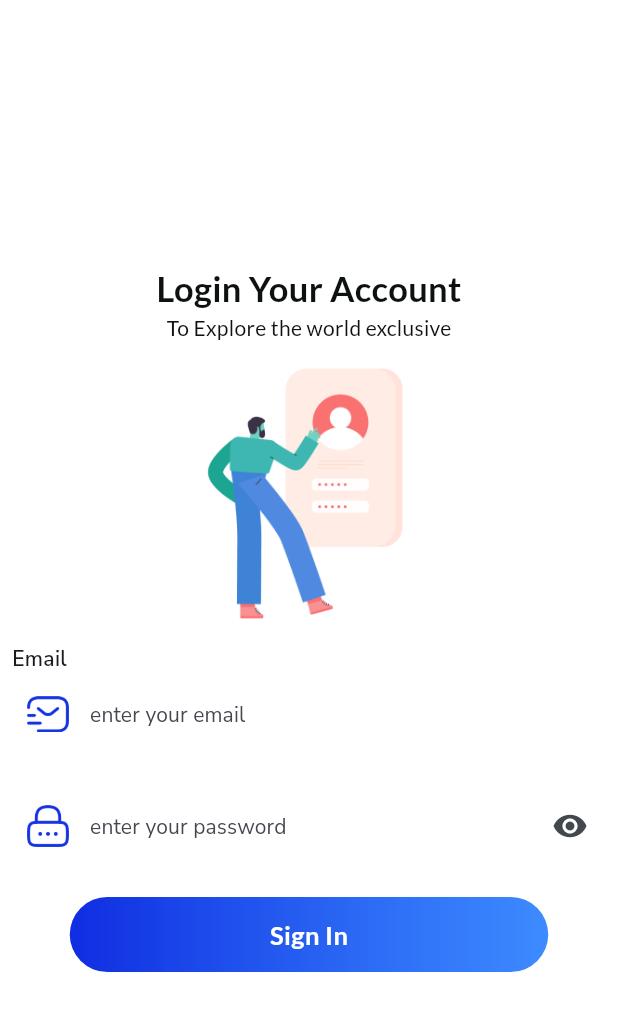
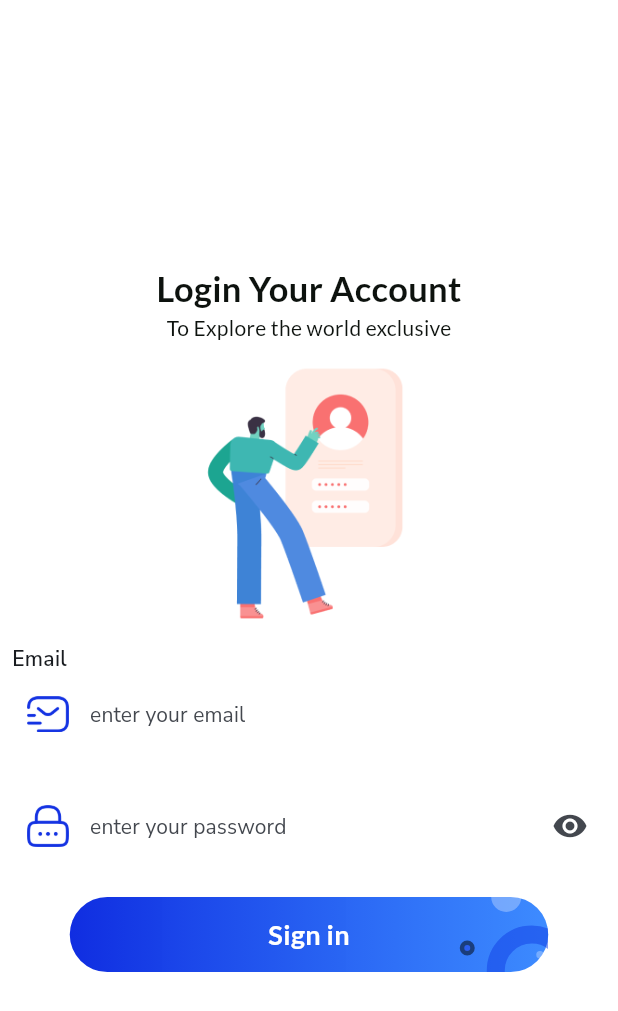
Before and after one commit to eldadmamo/flutter-ecommerce, a Flutter app: the screen it shows after launch, on a phone screen of 412 x 824 dp. Shown: the top 1011 px of the screen. Run offline on Flutter 3.47's test engine with Material 3 defaults, Android fonts, the phone set to English and light mode, and no system bars; our stand-ins replace google_fonts.

Commit message:
Advanced Button

```diff
--- a/frontend/lib/views/screens/authentication_screens/login_screen.dart
+++ b/frontend/lib/views/screens/authentication_screens/login_screen.dart
@@ -117,18 +117,89 @@
                       ],
                       ),
                   ),
-                  child: Center(
-                    child: Text(
-                      'Sign In',
-                    style: GoogleFonts.getFont(
-                      'Lato',
-                    fontSize: 17,
-                    fontWeight: FontWeight.bold,
+                  child: Stack(
+                    children: [
+                      Positioned(
+                        left: 278,
+                        top: 19,
+                        child: Opacity(
+                          opacity: 0.5,
+                          child: Container(
+                            width: 60,
+                            height: 60,
+                            clipBehavior: Clip.antiAlias,
+                            decoration: BoxDecoration(
+                              border: Border.all(
+                                width: 12,
+                                color: Color(0xff103DE5)
+                              ),
+                              borderRadius: BorderRadius.circular(30),
+                            ),
+                          ))
+                      ),
+                      Positioned(
+                        left: 260,
+                        top: 29,
+                        child: Opacity(
+                        opacity: 0.5,
+                        child: Container(
+                          width: 10,
+                          height: 10,
+                          clipBehavior: Clip.antiAlias,
+                          decoration: BoxDecoration(
+                            border: Border.all(width: 3),
+                            color: Color(0XFF2141E5),
+                            borderRadius: BorderRadius.circular(5)
+                          ),
+                        )
+                       )
+                      ),
+
+                      Positioned(
+                        left: 311,
+                        top: 36,
+                        child: Opacity(
+                          opacity: 0.3,
+                          child: Container(
+                            width: 5,
+                            height: 5,
+                            clipBehavior: Clip.antiAlias,
+                            decoration: BoxDecoration(
+                              color: Colors.white,
+                              borderRadius: BorderRadius.circular(5)
+                            ),
+                          )
+                          ),
+                      ),
+
+                      Positioned(
+                        left: 281,
+                        top: -10,
+                        child: Opacity(
+                          opacity: 0.3,
+                          child: Container(
+                            width: 20,
+                            height: 20,
+                            clipBehavior: Clip.antiAlias,
+                            decoration: BoxDecoration(
+                              color: Colors.white,
+                              borderRadius: BorderRadius.circular(10),
+                            ),
+                          ),
+                          )
+                        ),
+                  Center(child: Text('Sign in', style: GoogleFonts.getFont(
+                    'Lato',
                     color: Colors.white,
-                      )
-                    )
-                    ),
-                )
+                    fontSize: 18,
+                    fontWeight: FontWeight.bold
+                 ),
+                ),
+              )
+                    ],
+                  ),
+
+                ),
 
             ],
           ),
```
